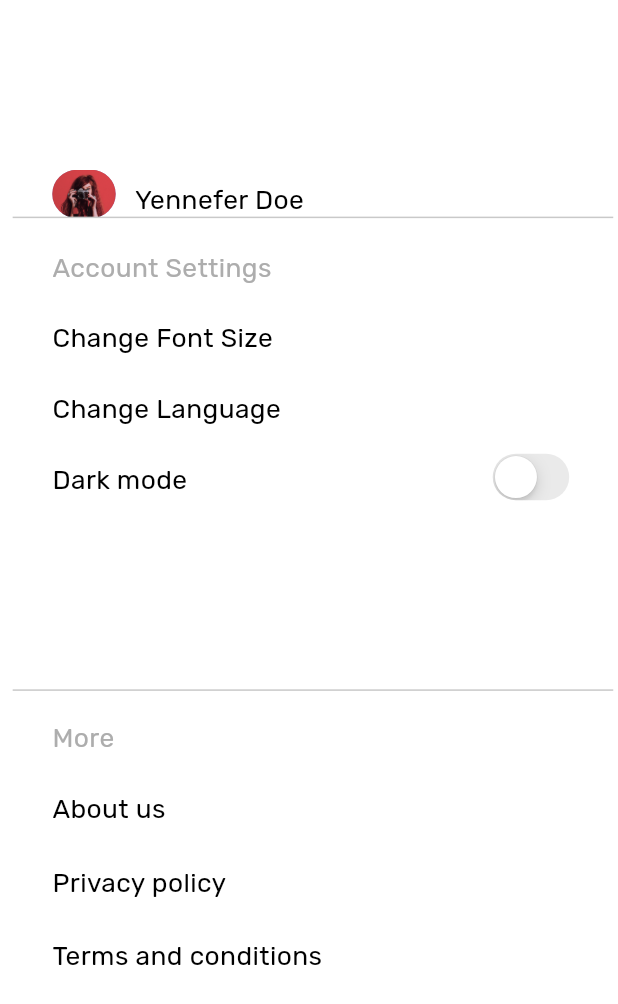
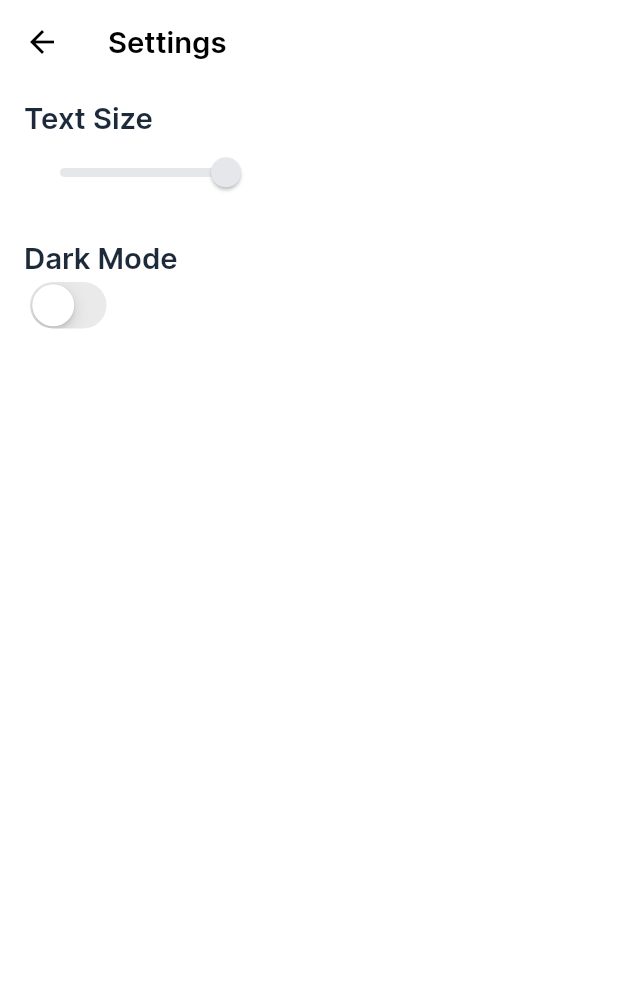
Before and after one commit to Nooby-Sandwich/Team-Yoda, a Flutter app: the AppNavigationScreen screen opened by its route, after a tap on "Notification One", on a phone screen of 412 x 824 dp. Shown: the top 1004 px of the screen. Run offline on Flutter 3.47's test engine with Material 3 defaults, Android fonts, the phone set to English and light mode, and no system bars; our stand-ins replace cached_network_image, cloud_firestore, firebase_auth, firebase_core, flutter_svg, google_sign_in; accounts and stored records are empty.

Commit message:
Some more page changes

```diff
--- a/sign_recog/lib/presentation/app_navigation_screen.dart
+++ b/sign_recog/lib/presentation/app_navigation_screen.dart
@@ -59,13 +59,13 @@ class AppNavigationScreen extends StatelessWidget {
                           context,
                           screenTitle: "Notification One",
                           onTapScreenTitle: () => onTapScreenTitle(
-                              context, AppRoutes.notificationOneScreen),
+                              context, AppRoutes.settingsScreen),
                         ),
                         _buildScreenTitle(
                           context,
                           screenTitle: "Notification Two",
                           onTapScreenTitle: () => onTapScreenTitle(
-                              context, AppRoutes.notificationTwoScreen),
+                              context, AppRoutes.profileScreen),
                         ),
                       ],
                     ),
--- a/sign_recog/lib/presentation/notification_one_screen.dart
+++ /dev/null
@@ -1,313 +0,0 @@
-import 'package:flutter/material.dart';
-import 'package:sign_recog/core/app_export.dart';
-import 'package:sign_recog/widgets/custom_switch.dart';
-
-class NotificationOneScreen extends StatelessWidget {
-  NotificationOneScreen({Key? key})
-      : super(
-          key: key,
-        );
-
-  bool isSelectedSwitch = false;
-
-  @override
-  Widget build(BuildContext context) {
-    return SafeArea(
-      child: Scaffold(
-        body: Container(
-          width: double.maxFinite,
-          padding: EdgeInsets.symmetric(
-            horizontal: 3.h,
-            vertical: 10.v,
-          ),
-          child: Column(
-            crossAxisAlignment: CrossAxisAlignment.start,
-            children: [
-              Padding(
-                padding: EdgeInsets.only(left: 5.h),
-                child: Row(
-                  crossAxisAlignment: CrossAxisAlignment.start,
-                  children: [
-                    CustomImageView(
-                      imagePath: ImageConstant.imgSearch,
-                      height: 33.v,
-                      width: 40.h,
-                      margin: EdgeInsets.only(bottom: 5.v),
-                    ),
-                    Padding(
-                      padding: EdgeInsets.only(
-                        left: 8.h,
-                        top: 5.v,
-                      ),
-                      child: Text(
-                        "Settings",
-                        style: theme.textTheme.headlineMedium,
-                      ),
-                    ),
-                  ],
-                ),
-              ),
-              SizedBox(height: 61.v),
-              _buildSeventyOneStack(context),
-              SizedBox(height: 21.v),
-              Padding(
-                padding: EdgeInsets.only(left: 30.h),
-                child: Text(
-                  "Account Settings",
-                  style: CustomTextStyles.bodyLargeGray500,
-                ),
-              ),
-              SizedBox(height: 22.v),
-              Padding(
-                padding: EdgeInsets.only(
-                  left: 30.h,
-                  right: 58.h,
-                ),
-                child: Row(
-                  mainAxisAlignment: MainAxisAlignment.spaceBetween,
-                  children: [
-                    Padding(
-                      padding: EdgeInsets.only(bottom: 4.v),
-                      child: Text(
-                        "Change Font Size",
-                        style: theme.textTheme.bodyLarge,
-                      ),
-                    ),
-                    Column(
-                      children: [
-                        CustomImageView(
-                          imagePath: ImageConstant.imgVectorGray800,
-                          height: 9.v,
-                          width: 10.h,
-                        ),
-                        SizedBox(height: 6.v),
-                        CustomImageView(
-                          imagePath: ImageConstant.imgVectorGray8009x10,
-                          height: 9.v,
-                          width: 10.h,
-                        ),
-                      ],
-                    ),
-                  ],
-                ),
-              ),
-              SizedBox(height: 19.v),
-              Padding(
-                padding: EdgeInsets.only(
-                  left: 30.h,
-                  right: 58.h,
-                ),
-                child: Row(
-                  mainAxisAlignment: MainAxisAlignment.spaceBetween,
-                  crossAxisAlignment: CrossAxisAlignment.start,
-                  children: [
-                    Text(
-                      "Change Language",
-                      style: theme.textTheme.bodyLarge,
-                    ),
-                    CustomImageView(
-                      imagePath: ImageConstant.imgVectorGray80010x9,
-                      height: 10.v,
-                      width: 9.h,
-                      margin: EdgeInsets.only(
-                        top: 2.v,
-                        bottom: 9.v,
-                      ),
-                    ),
-                  ],
-                ),
-              ),
-              SizedBox(height: 14.v),
-              _buildTwentySevenRow(context),
-              SizedBox(height: 33.v),
-              CustomImageView(
-                imagePath: ImageConstant.imgInbox,
-                height: 18.v,
-                width: 22.h,
-                alignment: Alignment.centerRight,
-                margin: EdgeInsets.only(right: 29.h),
-              ),
-              SizedBox(height: 74.v),
-              Divider(
-                color: appTheme.gray400,
-                indent: 5.h,
-              ),
-              SizedBox(height: 19.v),
-              Padding(
-                padding: EdgeInsets.only(left: 30.h),
-                child: Text(
-                  "More",
-                  style: CustomTextStyles.bodyLargeGray500,
-                ),
-              ),
-              SizedBox(height: 22.v),
-              Padding(
-                padding: EdgeInsets.only(
-                  left: 30.h,
-                  right: 25.h,
-                ),
-                child: _buildTwentyFourRow(
-                  context,
-                  privacyPolicyText: "About us",
-                ),
-              ),
-              SizedBox(height: 24.v),
-              Padding(
-                padding: EdgeInsets.only(
-                  left: 30.h,
-                  right: 25.h,
-                ),
-                child: _buildTwentyFourRow(
-                  context,
-                  privacyPolicyText: "Privacy policy",
-                ),
-              ),
-              SizedBox(height: 23.v),
-              Padding(
-                padding: EdgeInsets.only(
-                  left: 30.h,
-                  right: 25.h,
-                ),
-                child: _buildTwentyFourRow(
-                  context,
-                  privacyPolicyText: "Terms and conditions",
-                ),
-              ),
-              SizedBox(height: 5.v),
-            ],
-          ),
-        ),
-      ),
-    );
-  }
-
-  /// Section Widget
-  Widget _buildSeventyOneStack(BuildContext context) {
-    return Container(
-      height: 33.v,
-      width: 379.h,
-      margin: EdgeInsets.only(left: 5.h),
-      child: Stack(
-        alignment: Alignment.bottomCenter,
-        children: [
-          Align(
-            alignment: Alignment.centerLeft,
-            child: Padding(
-              padding: EdgeInsets.only(left: 25.h),
-              child: Row(
-                children: [
-                  Container(
-                    height: 33.v,
-                    width: 40.h,
-                    decoration: AppDecoration.outlineIndigoF,
-                    child: Stack(
-                      alignment: Alignment.center,
-                      children: [
-                        CustomImageView(
-                          imagePath: ImageConstant.imgImage4,
-                          height: 33.v,
-                          width: 40.h,
-                          radius: BorderRadius.circular(
-                            20.h,
-                          ),
-                          alignment: Alignment.center,
-                        ),
-                        CustomImageView(
-                          imagePath: ImageConstant.imgImage5,
-                          height: 33.v,
-                          width: 40.h,
-                          radius: BorderRadius.circular(
-                            20.h,
-                          ),
-                          alignment: Alignment.center,
-                        ),
-                      ],
-                    ),
-                  ),
-                  Padding(
-                    padding: EdgeInsets.only(
-                      left: 12.h,
-                      top: 7.v,
-                      bottom: 3.v,
-                    ),
-                    child: Text(
-                      "Yennefer Doe",
-                      style: theme.textTheme.bodyLarge,
-                    ),
-                  ),
-                ],
-              ),
-            ),
-          ),
-          Align(
-            alignment: Alignment.bottomCenter,
-            child: SizedBox(
-              width: 379.h,
-              child: Divider(
-                color: appTheme.gray400,
-              ),
-            ),
-          ),
-        ],
-      ),
-    );
-  }
-
-  /// Section Widget
-  Widget _buildTwentySevenRow(BuildContext context) {
-    return Align(
-      alignment: Alignment.center,
-      child: Padding(
-        padding: EdgeInsets.only(
-          left: 30.h,
-          right: 24.h,
-        ),
-        child: Row(
-          mainAxisAlignment: MainAxisAlignment.spaceBetween,
-          children: [
-            Padding(
-              padding: EdgeInsets.only(top: 3.v),
-              child: Text(
-                "Dark mode",
-                style: theme.textTheme.bodyLarge,
-              ),
-            ),
-            CustomSwitch(
-              value: isSelectedSwitch,
-              onChange: (value) {
-                isSelectedSwitch = value;
-              },
-            ),
-          ],
-        ),
-      ),
-    );
-  }
-
-  /// Common widget
-  Widget _buildTwentyFourRow(
-    BuildContext context, {
-    required String privacyPolicyText,
-  }) {
-    return Row(
-      mainAxisAlignment: MainAxisAlignment.spaceBetween,
-      children: [
-        Padding(
-          padding: EdgeInsets.only(top: 1.v),
-          child: Text(
-            privacyPolicyText,
-            style: theme.textTheme.bodyLarge!.copyWith(
-              color: appTheme.black900,
-            ),
-          ),
-        ),
-        CustomImageView(
-          imagePath: ImageConstant.imgVectorGray80010x9,
-          height: 20.v,
-          width: 24.h,
-          margin: EdgeInsets.only(bottom: 3.v),
-        ),
-      ],
-    );
-  }
-}
--- /dev/null
+++ b/sign_recog/lib/presentation/settings_screen.dart
@@ -0,0 +1,108 @@
+import 'package:flutter/material.dart';
+import 'package:flutter/services.dart';
+import 'package:firebase_core/firebase_core.dart';
+import 'package:sign_recog/presentation/sign_in_screen.dart';
+
+import '../core/utils/size_utils.dart';
+import '../firebase_options.dart';
+import '../routes/app_routes.dart';
+import '../theme/theme_helper.dart';
+import '../widgets/custom_switch.dart';
+
+
+var globalMessengerKey = GlobalKey<ScaffoldMessengerState>();
+
+void main() async {
+  WidgetsFlutterBinding.ensureInitialized();
+  SystemChrome.setPreferredOrientations([
+    DeviceOrientation.portraitUp,
+  ]);
+
+  // Initialize Firebase with the appropriate options
+  await Firebase.initializeApp(
+    options: DefaultFirebaseOptions.currentPlatform,
+  );
+
+  /// Please update theme as per your need if required.
+  ThemeHelper().changeTheme('primary');
+  runApp(MyApp());
+}
+
+class MyApp extends StatelessWidget {
+  @override
+  Widget build(BuildContext context) {
+    return Sizer(
+      builder: (context, orientation, deviceType) {
+        return MaterialApp(
+          theme: theme,
+          title: 'sign_recog',
+          debugShowCheckedModeBanner: false,
+          initialRoute: AppRoutes.signInScreen,
+          routes: {
+            AppRoutes.signInScreen: (context) => SignInScreen(),
+            AppRoutes.settingsScreen: (context) => SettingsScreen(),
+            // Add other routes here if needed
+          },
+        );
+      },
+    );
+  }
+}
+
+class SettingsScreen extends StatefulWidget {
+  SettingsScreen({Key? key}) : super(key: key);
+
+  @override
+  _SettingsScreenState createState() => _SettingsScreenState();
+}
+
+class _SettingsScreenState extends State<SettingsScreen> {
+  bool _isDarkMode = false;
+  double _fontSize = 16.0;
+
+  @override
+  Widget build(BuildContext context) {
+    final ThemeData theme = _isDarkMode ? ThemeData.dark() : ThemeData.light();
+
+    return Scaffold(
+      appBar: AppBar(
+        title: Text('Settings'),
+      ),
+      body: Container(
+        padding: EdgeInsets.symmetric(horizontal: 16.0, vertical: 10.0),
+        child: Column(
+          crossAxisAlignment: CrossAxisAlignment.start,
+          children: [
+            Text(
+              'Text Size',
+              style: Theme.of(context).textTheme.headline6,
+            ),
+            Slider(
+              value: _fontSize,
+              min: 12,
+              max: 24,
+              onChanged: (value) {
+                setState(() {
+                  _fontSize = value;
+                });
+              },
+            ),
+            SizedBox(height: 20),
+            Text(
+              'Dark Mode',
+              style: Theme.of(context).textTheme.headline6,
+            ),
+            CustomSwitch(
+              value: _isDarkMode,
+              onChange: (value) {
+                setState(() {
+                  _isDarkMode = value;
+                });
+              },
+            ),
+          ],
+        ),
+      ),
+    );
+  }
+}
--- a/sign_recog/lib/routes/app_routes.dart
+++ b/sign_recog/lib/routes/app_routes.dart
@@ -5,32 +5,24 @@ import 'package:sign_recog/presentation/capture_screen.dart';
 import 'package:sign_recog/presentation/home_screen_page.dart';
 import 'package:sign_recog/presentation/user_logs_screen.dart';
 import 'package:sign_recog/presentation/learning_screen.dart';
-import 'package:sign_recog/presentation/notification_one_screen.dart';
-import 'package:sign_recog/presentation/notification_two_screen.dart';
+import 'package:sign_recog/presentation/settings_screen.dart';
+import 'package:sign_recog/presentation/profile_screen.dart';
 import 'package:sign_recog/presentation/app_navigation_screen.dart';
 import 'package:sign_recog/presentation/sign_up_screen.dart';
+import 'package:sign_recog/presentation/edit_profile_screen.dart';
+
 class AppRoutes {
   static const String signInScreen = '/sign_in_screen';
-
+  static const String homeScreenContainerScreen = '/home_screen_container_screen';
   static const String homeScreenPage = '/home_screen_page';
-
-  static const String homeScreenContainerScreen =  '/home_screen_container_screen';
-
   static const String captureScreen = '/capture_screen';
-
   static const String userLogsScreen = '/user_logs_screen';
-
   static const String learningScreen = '/learning_screen';
-
-  static const String notificationOneScreen = '/notification_one_screen';
-
-  static const String notificationTwoScreen = '/notification_two_screen';
-
+  static const String settingsScreen = '/settings_screen';
+  static const String profileScreen = '/profile_screen';
+  static const String editProfileScreen = '/edit_profile_screen';
   static const String appNavigationScreen = '/app_navigation_screen';
-
-    static const String signUpScreen = '/sign_up_screen';
-
-
+  static const String signUpScreen = '/sign_up_screen';
 
   static Map<String, WidgetBuilder> routes = {
     signInScreen: (context) => SignInScreen(),
@@ -39,8 +31,9 @@ class AppRoutes {
     captureScreen: (context) => CaptureScreen(),
     userLogsScreen: (context) => UserLogsScreen(),
     learningScreen: (context) => LearningScreen(),
-    notificationOneScreen: (context) => NotificationOneScreen(),
-    notificationTwoScreen: (context) => NotificationTwoScreen(),
+    settingsScreen: (context) => SettingsScreen(),
+    profileScreen: (context) => ProfileScreen(),
+    editProfileScreen: (context) => EditProfileScreen(userData: {},),
     appNavigationScreen: (context) => AppNavigationScreen(),
     signUpScreen: (context) => SignUpScreen(),
   };
--- /dev/null
+++ b/sign_recog/lib/theme/dark_theme.json
@@ -0,0 +1,6 @@
+{
+  "primaryColor": "#FF9800",
+  "accentColor": "#FFC107",
+  "backgroundColor": "#121212",
+  "textColor": "#FFFFFF"
+}
```
Also changed, not shown: sign_recog/lib/presentation/edit_profile_screen.dart (added, +25 -0 lines), sign_recog/lib/presentation/home_screen_page.dart (+22 -4 lines), sign_recog/lib/presentation/profile_screen.dart (added, +144 -0 lines), sign_recog/lib/presentation/sign_up_screen.dart (+13 -7 lines), sign_recog/lib/main.dart (line endings or trailing spaces).
